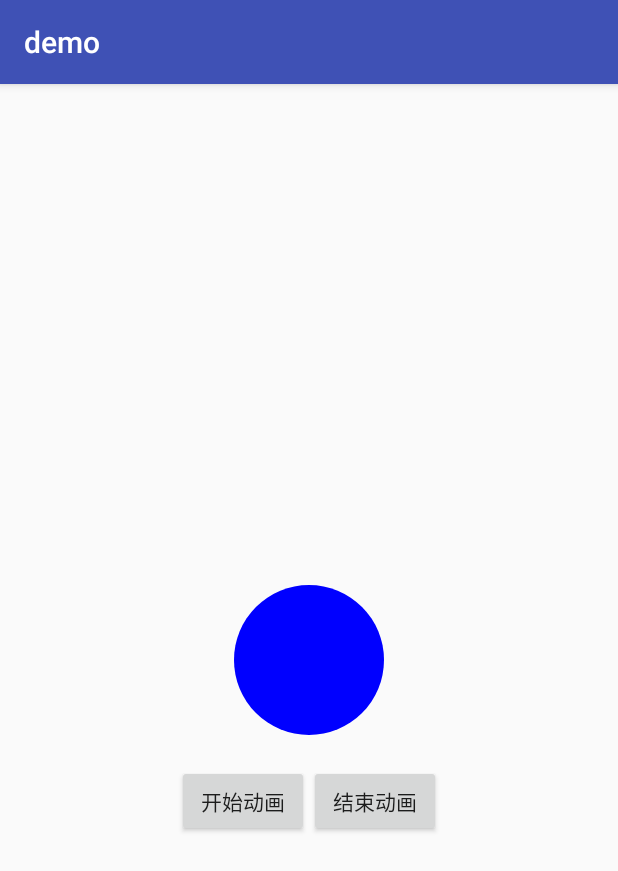
After one commit to coolfuwei/hello, an Android app: the CustomNumAnimViewActivity screen opened directly, with no data from a screen before it, on a phone screen of 412 x 824 dp. The commit adds this screen. Shown: the top 871 px of the screen. Run offline under Robolectric (Android 15) with nearby library versions, the phone set to English and light mode, and no system bars.

Commit message:
圆形百分比控件

```diff
--- a/app/src/main/AndroidManifest.xml
+++ b/app/src/main/AndroidManifest.xml
@@ -48,7 +48,9 @@
         <activity android:name=".scan.ScanActivity" />
         <activity android:name=".sign.SignActivity" />
         <activity android:name=".greenDB.GreenDaoActivity" />
-        <activity android:name=".widget.ColorfulHeadViewActivity"></activity>
+        <activity android:name=".widget.ColorfulHeadViewActivity" />
+        <activity android:name=".widget.CustomNumAnimViewActivity" />
+        <activity android:name=".widget.PercentViewActivity"></activity>
     </application>
 
 </manifest>
--- /dev/null
+++ b/app/src/main/java/com/cool/hello/widget/CustomNumAnimViewActivity.java
@@ -0,0 +1,30 @@
+package com.cool.hello.widget;
+
+import android.support.v7.app.AppCompatActivity;
+import android.os.Bundle;
+import android.view.View;
+
+import com.cool.hello.R;
+import com.org.sleepgod.widget.numAnimView.CustomNumAnimView;
+
+import static android.R.attr.id;
+
+public class CustomNumAnimViewActivity extends AppCompatActivity {
+
+    private CustomNumAnimView customNumAnimView;
+
+    @Override
+    protected void onCreate(Bundle savedInstanceState) {
+        super.onCreate(savedInstanceState);
+        setContentView(R.layout.activity_custom_num_anim_view);
+        customNumAnimView = (CustomNumAnimView) findViewById(R.id.cna_view);
+    }
+
+    public void startAnim(View v){
+        customNumAnimView.startAnim();
+    }
+
+    public void stopAnim(View view){
+        customNumAnimView.stopAnim();
+    }
+}
--- a/app/src/main/java/com/cool/hello/widget/WidgetActivity.java
+++ b/app/src/main/java/com/cool/hello/widget/WidgetActivity.java
@@ -34,4 +34,10 @@ public class WidgetActivity extends AppCompatActivity {
     public void click6(View v){
         startActivity(new Intent(this,ColorfulHeadViewActivity.class));
     }
+    public void click7(View v){
+        startActivity(new Intent(this,CustomNumAnimViewActivity.class));
+    }
+    public void click8(View v){
+        startActivity(new Intent(this,PercentViewActivity.class));
+    }
 }
--- /dev/null
+++ b/app/src/main/res/layout/activity_custom_num_anim_view.xml
@@ -0,0 +1,37 @@
+<?xml version="1.0" encoding="utf-8"?>
+<RelativeLayout xmlns:android="http://schemas.android.com/apk/res/android"
+    xmlns:tools="http://schemas.android.com/tools"
+    android:id="@+id/activity_custom_num_anim_view"
+    android:layout_width="match_parent"
+    android:layout_height="match_parent"
+    android:paddingBottom="@dimen/activity_vertical_margin"
+    android:paddingLeft="@dimen/activity_horizontal_margin"
+    android:paddingRight="@dimen/activity_horizontal_margin"
+    android:paddingTop="@dimen/activity_vertical_margin"
+    tools:context="com.cool.hello.widget.CustomNumAnimViewActivity">
+
+    <com.org.sleepgod.widget.numAnimView.CustomNumAnimView
+        android:id="@+id/cna_view"
+        android:layout_width="wrap_content"
+        android:layout_height="wrap_content"
+        android:layout_centerInParent="true"/>
+
+    <LinearLayout
+        android:layout_width="wrap_content"
+        android:layout_height="wrap_content"
+        android:layout_below="@id/cna_view"
+        android:layout_centerHorizontal="true"
+        android:orientation="horizontal"
+        android:layout_marginTop="20dp">
+        <Button
+            android:layout_width="wrap_content"
+            android:layout_height="wrap_content"
+            android:text="开始动画"
+            android:onClick="startAnim"/>
+        <Button
+            android:layout_width="wrap_content"
+            android:layout_height="wrap_content"
+            android:text="结束动画"
+            android:onClick="stopAnim"/>
+    </LinearLayout>
+</RelativeLayout>
--- /dev/null
+++ b/sleepgod-master/src/main/java/com/org/sleepgod/widget/numAnimView/CustomNumAnimView.java
@@ -0,0 +1,173 @@
+package com.org.sleepgod.widget.numAnimView;
+
+import android.animation.Animator;
+import android.animation.ValueAnimator;
+import android.content.Context;
+import android.content.res.TypedArray;
+import android.graphics.Canvas;
+import android.graphics.Color;
+import android.graphics.Paint;
+import android.graphics.Rect;
+import android.util.AttributeSet;
+import android.view.View;
+
+import com.org.sleepgod.R;
+import com.org.sleepgod.utils.UIUtils;
+
+import java.util.Random;
+
+/**
+ * Created by cool on 2017/2/28.
+ */
+
+public class CustomNumAnimView extends View {
+    private int mRoundColor;    //圆的颜色
+    private int mTextColor;    //数字的颜色
+    private float mTextSize;    //数字字体大小
+    private float mRoundRadius;    //圆的半径
+    private Paint mPaint;     //画笔
+    private Rect mTextRect;    //包裹数字的矩形
+    private String middleNum = "1";
+    private String leftNum = "1";
+    private String rightNum = "1";
+
+    private boolean isFirstInit = false;   //是否是第一次初始化
+    private CustomPoint mMiddlePoint;   //中间的数字的实时点
+    private ValueAnimator mMiddleAnim;   //中间数字动画
+    private boolean isMiddleNumInvalidate = false;    //中间数字是否重绘界面
+    private Random mRandom;
+
+    public CustomNumAnimView(Context context) {
+        this(context, null);
+    }
+
+    public CustomNumAnimView(Context context, AttributeSet attrs) {
+        this(context, attrs, 0);
+    }
+
+    public CustomNumAnimView(Context context, AttributeSet attrs, int defStyleAttr) {
+        super(context, attrs, defStyleAttr);
+        TypedArray ta = context.obtainStyledAttributes(attrs, R.styleable.CustomNumAnimView);
+        mRoundColor = ta.getColor(R.styleable.CustomNumAnimView_round_color, Color.BLUE);
+        mTextColor = ta.getColor(R.styleable.CustomNumAnimView_text_color, Color.WHITE);
+        mTextSize = ta.getDimension(R.styleable.CustomNumAnimView_text_size, UIUtils.sp2px(context, 16.0f));
+        mRoundRadius = ta.getDimension(R.styleable.CustomNumAnimView_round_radius, UIUtils.sp2px(context, 50.0f));
+        ta.recycle();
+        init();
+    }
+
+    private void init() {
+
+        mRandom = new Random();
+
+        mPaint = new Paint(Paint.ANTI_ALIAS_FLAG);
+        mPaint.setTextSize(mTextSize);
+        mTextRect = new Rect();    //得到数字矩形的宽高，以用来画数字的时候纠正数字的位置
+        mPaint.getTextBounds(middleNum, 0, middleNum.length(), mTextRect);
+    }
+
+
+    @Override
+    protected void onDraw(Canvas canvas) {
+        drawCircle(canvas);
+
+        if(!isFirstInit){
+            mMiddlePoint = new CustomPoint(getMeasuredWidth()/2 - mTextRect.width()/2,getMeasuredHeight()/2 - mRoundRadius);
+            drawText(canvas);
+            startAnimation();
+            isFirstInit = true;
+        } else {
+            drawText(canvas);
+        }
+    }
+
+    /**
+     * 开始动画
+     */
+    private void startAnimation() {
+        CustomPoint startPoint = new CustomPoint(getMeasuredWidth()/2 - mTextRect.width()/2,getMeasuredHeight()/2 - mRoundRadius);
+        CustomPoint endPoint = new CustomPoint(getMeasuredWidth()/2 - mTextRect.width()/2,getMeasuredHeight()/2 + mRoundRadius);
+        mMiddleAnim = ValueAnimator.ofObject(new CustomPointEvaluator(), startPoint, endPoint);
+
+        mMiddleAnim.addUpdateListener(new ValueAnimator.AnimatorUpdateListener() {
+            @Override
+            public void onAnimationUpdate(ValueAnimator animation) {
+                mMiddlePoint = (CustomPoint) animation.getAnimatedValue();
+                isMiddleNumInvalidate = true;
+                invalidate();
+            }
+        });
+        mMiddleAnim.addListener(new Animator.AnimatorListener() {
+            @Override
+            public void onAnimationStart(Animator animation) {
+
+            }
+
+            @Override
+            public void onAnimationEnd(Animator animation) {
+
+            }
+
+            @Override
+            public void onAnimationCancel(Animator animation) {
+
+            }
+
+            @Override
+            public void onAnimationRepeat(Animator animation) {
+                middleNum = mRandom.nextInt(9) + "";
+                leftNum = mRandom.nextInt(9) + "";
+                rightNum = mRandom.nextInt(9) + "";
+            }
+        });
+        mMiddleAnim.setDuration(300);
+        mMiddleAnim.setRepeatCount(ValueAnimator.INFINITE);
+    }
+
+    private void drawText(Canvas canvas) {
+        mPaint.setColor(mTextColor);
+        mPaint.setTextSize(mTextSize);
+        if(isMiddleNumInvalidate) {
+            canvas.drawText(middleNum, mMiddlePoint.getX(), mMiddlePoint.getY(), mPaint);
+            canvas.drawText(leftNum, mMiddlePoint.getX() - mRoundRadius/2, mMiddlePoint.getY() + UIUtils.dp2px(getContext(),55), mPaint);
+            canvas.drawText(rightNum, mMiddlePoint.getX() + mRoundRadius/2, mMiddlePoint.getY() + UIUtils.dp2px(getContext(),45), mPaint);
+            isMiddleNumInvalidate = false;
+        }
+
+    }
+
+    /**
+     * 画圆
+     *
+     * @param canvas
+     */
+    private void drawCircle(Canvas canvas) {
+        float centerX = getMeasuredWidth() / 2;
+        float centerY = getMeasuredHeight() / 2;
+        mPaint.setColor(mRoundColor);
+        canvas.drawCircle(centerX, centerY, mRoundRadius, mPaint);
+    }
+
+    @Override
+    protected void onMeasure(int widthMeasureSpec, int heightMeasureSpec) {
+        int widthMode = MeasureSpec.getMode(widthMeasureSpec);
+        int hightMode = MeasureSpec.getMode(heightMeasureSpec);
+        if (widthMode != MeasureSpec.EXACTLY || hightMode != MeasureSpec.EXACTLY) {
+            int width = MeasureSpec.makeMeasureSpec((int) (mRoundRadius * 2), MeasureSpec.EXACTLY);
+            super.onMeasure(width, width);
+        } else {
+            super.onMeasure(widthMeasureSpec, heightMeasureSpec);
+        }
+    }
+
+    /**
+     * 开始动画
+     */
+    public void startAnim(){
+        mMiddleAnim.start();
+    }
+
+    public void stopAnim(){
+        mMiddleAnim.cancel();
+    }
+}
--- /dev/null
+++ b/sleepgod-master/src/main/java/com/org/sleepgod/widget/numAnimView/CustomPoint.java
@@ -0,0 +1,31 @@
+package com.org.sleepgod.widget.numAnimView;
+
+/**
+ * Created by cool on 2017/2/28.
+ */
+
+public class CustomPoint {
+    private float x;   //点的x坐标
+    private float y;  //点的y坐标
+
+    public CustomPoint(float x, float y) {
+        this.x = x;
+        this.y = y;
+    }
+
+    public float getX() {
+        return x;
+    }
+
+    public void setX(float x) {
+        this.x = x;
+    }
+
+    public float getY() {
+        return y;
+    }
+
+    public void setY(float y) {
+        this.y = y;
+    }
+}
--- a/sleepgod-master/src/main/res/values/colors.xml
+++ b/sleepgod-master/src/main/res/values/colors.xml
@@ -10,4 +10,8 @@
     <color name="color3">#B0B0B0</color>
     <color name="color4">#666666</color>
     <color name="color5">#57C5E8</color>
+    <color name="dark_blue">#87CEFF</color>
+    <color name="purple">#BF3EFF</color>
+    <color name="dark_yellow">#D2691E</color>
+    <color name="green">#7FFF00</color>
 </resources>
```
Also changed, not shown: app/src/main/java/com/cool/hello/widget/PercentViewActivity.java (added, +25 -0 lines), app/src/main/res/layout/activity_percent_view.xml (added, +18 -0 lines), app/src/main/res/layout/activity_widget.xml (+11 -0 lines), libzxing/src/main/java/com/xys/libzxing/zxing/activity/CaptureActivity.java (+9 -0 lines), libzxing/src/main/java/com/xys/libzxing/zxing/camera/CameraManager.java (+22 -0 lines), libzxing/src/main/res/layout/activity_capture.xml (+18 -5 lines), sleepgod-master/src/main/java/com/org/sleepgod/widget/PercentView.java (added, +154 -0 lines), sleepgod-master/src/main/java/com/org/sleepgod/widget/numAnimView/CustomPointEvaluator.java (added, +16 -0 lines), sleepgod-master/src/main/res/values/attrs.xml (+36 -20 lines), libzxing/src/main/res/drawable/flashlight.png (added).
